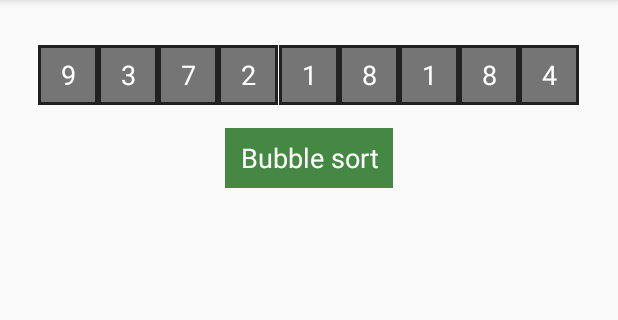
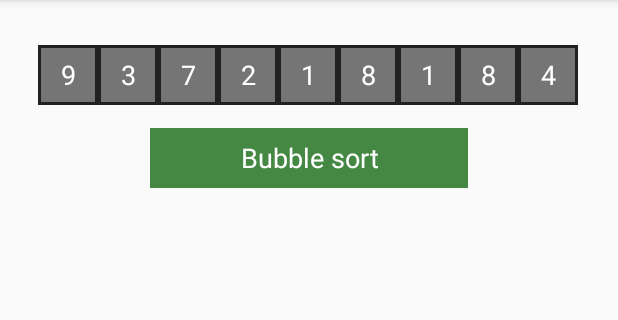
Before and after one commit to NikitaChampion/visualgol-android, an Android app: the BubbleSort screen opened directly, with no data from a screen before it, on a phone screen of 412 x 824 dp, the part 84-404 px from its top. Run offline under Robolectric (Android 15) with nearby library versions, the phone set to English and light mode, and no system bars.

Commit message:
smth added

```diff
--- a/VisuAlgOl-Android/app/src/main/res/layout/activity_bubble_sort.xml
+++ b/VisuAlgOl-Android/app/src/main/res/layout/activity_bubble_sort.xml
@@ -5,6 +5,20 @@
     android:layout_width="match_parent"
     android:layout_height="match_parent"
     tools:context=".BubbleSort">
+
+    <ScrollView
+        android:layout_width="match_parent"
+        android:layout_height="match_parent">
+
+        <LinearLayout
+            android:layout_width="match_parent"
+            android:layout_height="wrap_content"
+            android:orientation="vertical" >
+
+            <LinearLayout
+                android:layout_width="match_parent"
+                android:layout_height="match_parent"
+                android:orientation="horizontal">
 
                 <TextView
                     android:id="@+id/txt_num1"
@@ -18,8 +32,8 @@
                     android:text="@string/one"
                     android:textColor="#ffffff"
                     android:textSize="18sp"
+                    app:layout_constraintStart_toStartOf="parent"
                     app:layout_constraintEnd_toStartOf="@+id/txt_num2"
-        app:layout_constraintStart_toStartOf="parent"
                     app:layout_constraintTop_toTopOf="parent" />
 
                 <TextView
@@ -32,8 +46,8 @@
                     android:text="@string/one"
                     android:textColor="#ffffff"
                     android:textSize="18sp"
+                    app:layout_constraintStart_toEndOf="@+id/txt_num1"
                     app:layout_constraintEnd_toStartOf="@+id/txt_num3"
-        app:layout_constraintStart_toEndOf="@+id/txt_num1"
                     app:layout_constraintTop_toTopOf="parent" />
 
                 <TextView
@@ -46,8 +60,8 @@
                     android:text="@string/one"
                     android:textColor="#ffffff"
                     android:textSize="18sp"
+                    app:layout_constraintStart_toEndOf="@+id/txt_num2"
                     app:layout_constraintEnd_toStartOf="@+id/txt_num4"
-        app:layout_constraintStart_toEndOf="@+id/txt_num2"
                     app:layout_constraintTop_toTopOf="parent" />
 
                 <TextView
@@ -60,8 +74,8 @@
                     android:text="@string/one"
                     android:textColor="#ffffff"
                     android:textSize="18sp"
+                    app:layout_constraintStart_toEndOf="@+id/txt_num3"
                     app:layout_constraintEnd_toStartOf="@+id/txt_num5"
-        app:layout_constraintStart_toEndOf="@+id/txt_num3"
                     app:layout_constraintTop_toTopOf="parent" />
 
                 <TextView
@@ -74,8 +88,8 @@
                     android:text="@string/one"
                     android:textColor="#ffffff"
                     android:textSize="18sp"
+                    app:layout_constraintStart_toEndOf="@+id/txt_num4"
                     app:layout_constraintEnd_toStartOf="@+id/txt_num6"
-        app:layout_constraintStart_toEndOf="@+id/txt_num4"
                     app:layout_constraintTop_toTopOf="parent" />
 
                 <TextView
@@ -88,23 +102,22 @@
                     android:text="@string/one"
                     android:textColor="#ffffff"
                     android:textSize="18sp"
+                    app:layout_constraintStart_toEndOf="@+id/txt_num5"
                     app:layout_constraintEnd_toStartOf="@+id/txt_num7"
-        app:layout_constraintStart_toEndOf="@+id/txt_num5"
                     app:layout_constraintTop_toTopOf="parent" />
 
                 <TextView
                     android:id="@+id/txt_num7"
                     android:layout_width="40dp"
                     android:layout_height="40dp"
-        android:layout_weight="0.1"
                     android:layout_marginTop="30dp"
                     android:background="@drawable/rectangle_gray"
                     android:gravity="center"
                     android:text="@string/one"
                     android:textColor="#ffffff"
                     android:textSize="18sp"
+                    app:layout_constraintStart_toEndOf="@+id/txt_num6"
                     app:layout_constraintEnd_toStartOf="@+id/txt_num8"
-        app:layout_constraintStart_toEndOf="@+id/txt_num6"
                     app:layout_constraintTop_toTopOf="parent" />
 
                 <TextView
@@ -117,8 +130,8 @@
                     android:text="@string/one"
                     android:textColor="#ffffff"
                     android:textSize="18sp"
+                    app:layout_constraintStart_toEndOf="@+id/txt_num7"
                     app:layout_constraintEnd_toStartOf="@+id/txt_num9"
-        app:layout_constraintStart_toEndOf="@+id/txt_num7"
                     app:layout_constraintTop_toTopOf="parent" />
 
                 <TextView
@@ -133,26 +146,31 @@
                     android:text="@string/one"
                     android:textColor="#ffffff"
                     android:textSize="18sp"
+                    app:layout_constraintStart_toEndOf="@+id/txt_num8"
                     app:layout_constraintEnd_toEndOf="parent"
-        app:layout_constraintStart_toEndOf="@+id/txt_num8"
                     app:layout_constraintTop_toTopOf="parent" />
+
+            </LinearLayout>
 
             <TextView
                 android:id="@+id/ssort"
-        android:layout_width="wrap_content"
+                android:layout_width="match_parent"
                 android:layout_height="40dp"
-        android:layout_alignParentBottom="true"
-        android:layout_centerHorizontal="true"
+                android:layout_marginLeft="100dp"
+                android:layout_marginRight="100dp"
                 android:layout_marginTop="15dp"
                 android:background="#448844"
                 android:gravity="center"
-        android:paddingLeft="10dp"
-        android:paddingRight="10dp"
+                android:paddingLeft="30dp"
+                android:paddingRight="30dp"
                 android:text="Bubble sort"
                 android:textColor="#ffffff"
                 android:textSize="18sp"
-        app:layout_constraintEnd_toEndOf="parent"
-        app:layout_constraintStart_toStartOf="parent"
-        app:layout_constraintTop_toBottomOf="@+id/txt_num5" />
+                app:layout_constraintLeft_toLeftOf="parent"
+                app:layout_constraintRight_toRightOf="parent"
+                app:layout_constraintTop_toTopOf="@+id/txt_num5" />
+
+        </LinearLayout>
+    </ScrollView>
 
 </android.support.constraint.ConstraintLayout>
```
Lines whose indentation alone changed are shown as unchanged.
